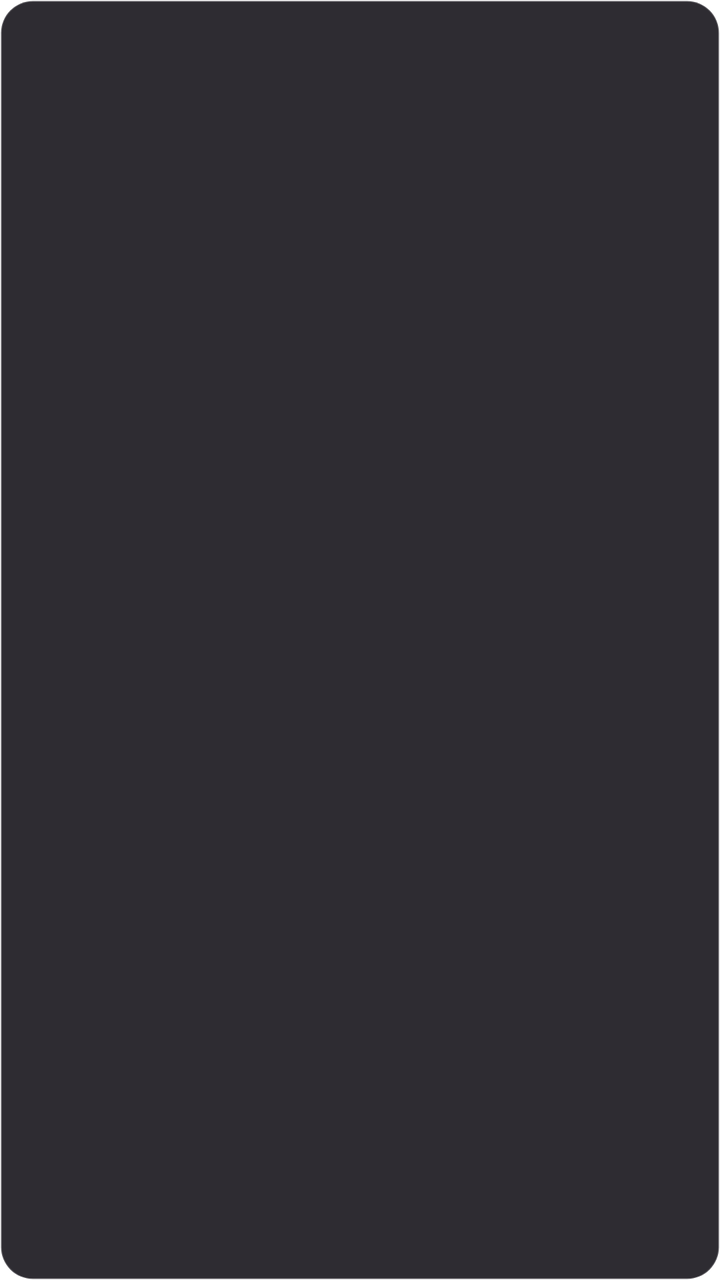
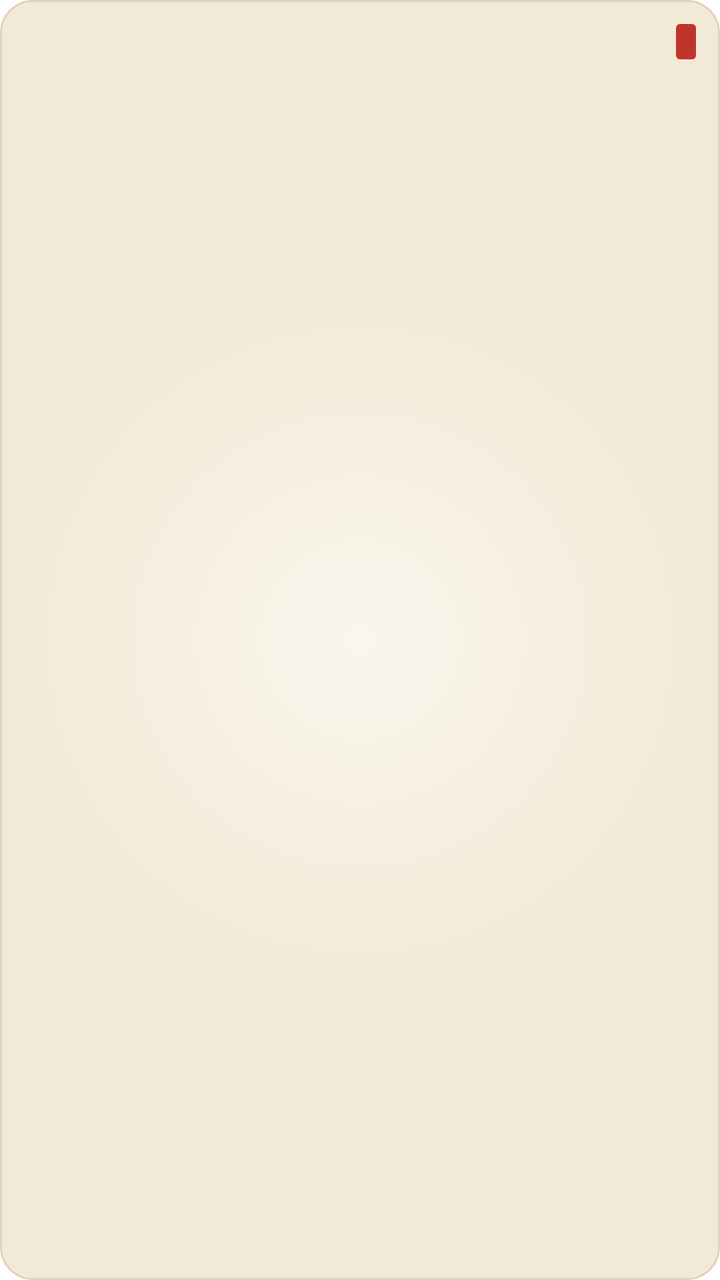

Two renders of the same Android screen: before a commit and after it. Below are the layout's source before the change and the commit's diff.
<!-- AndroidManifest.xml: fallback theme Theme.MaterialComponents.DayNight.NoActionBar -->
<!-- res/layout/daily_verse_widget.xml -->
<?xml version="1.0" encoding="utf-8"?>
<LinearLayout xmlns:android="http://schemas.android.com/apk/res/android"
    android:id="@+id/widget_container"
    android:layout_width="match_parent"
    android:layout_height="match_parent"
    android:background="@drawable/widget_background"
    android:orientation="vertical"
    android:padding="12dp">

    <LinearLayout
        android:layout_width="match_parent"
        android:layout_height="wrap_content"
        android:orientation="horizontal">

        <TextView
            android:id="@+id/text_app_title"
            android:layout_width="0dp"
            android:layout_height="wrap_content"
            android:layout_weight="1"
            android:textColor="#B3FFFFFF"
            android:textSize="11sp"
            android:textStyle="bold" />

        <TextView
            android:id="@+id/text_chapter_title"
            android:layout_width="wrap_content"
            android:layout_height="wrap_content"
            android:textColor="#FFFFFF"
            android:textSize="11sp"
            android:textStyle="bold" />
    </LinearLayout>

    <TextView
        android:id="@+id/text_verse"
        android:layout_width="match_parent"
        android:layout_height="0dp"
        android:layout_weight="1"
        android:gravity="center_vertical"
        android:paddingTop="4dp"
        android:paddingBottom="4dp"
        android:textColor="#FFFFFF"
        android:textSize="13sp" />

</LinearLayout>
<!-- resources referenced by this layout -->
<resources>
  <!-- drawable widget_background (drawable) -->
  <?xml version="1.0" encoding="utf-8"?>
  <shape xmlns:android="http://schemas.android.com/apk/res/android"
      android:shape="rectangle">
      <solid android:color="#F2232128" />
      <corners android:radius="16dp" />
      <stroke
          android:width="1dp"
          android:color="#33FFFFFF" />
  </shape>
</resources>

<!-- the commit's change to res/layout/daily_verse_widget.xml (unified diff, before → after) -->
@@ -4,41 +4,69 @@
     android:layout_width="match_parent"
     android:layout_height="match_parent"
     android:background="@drawable/widget_background"
-    android:orientation="vertical"
+    android:orientation="horizontal"
     android:padding="12dp">
 
     <LinearLayout
-        android:layout_width="match_parent"
-        android:layout_height="wrap_content"
-        android:orientation="horizontal">
+        android:layout_width="0dp"
+        android:layout_height="match_parent"
+        android:layout_weight="1"
+        android:orientation="vertical">
+
+        <LinearLayout
+            android:layout_width="match_parent"
+            android:layout_height="wrap_content"
+            android:gravity="center_vertical"
+            android:orientation="horizontal">
+
+            <TextView
+                android:id="@+id/text_app_title"
+                android:layout_width="0dp"
+                android:layout_height="wrap_content"
+                android:layout_weight="1"
+                android:textColor="@color/widget_text_title"
+                android:textSize="11sp"
+                android:textStyle="bold" />
+
+            <TextView
+                android:id="@+id/text_chapter_title"
+                android:layout_width="wrap_content"
+                android:layout_height="wrap_content"
+                android:background="@drawable/seal_background"
+                android:paddingHorizontal="5dp"
+                android:paddingVertical="2dp"
+                android:textColor="@color/widget_seal_text"
+                android:textSize="10sp"
+                android:textStyle="bold" />
+        </LinearLayout>
 
         <TextView
-            android:id="@+id/text_app_title"
-            android:layout_width="0dp"
-            android:layout_height="wrap_content"
+            android:id="@+id/text_verse"
+            android:layout_width="match_parent"
+            android:layout_height="0dp"
             android:layout_weight="1"
-            android:textColor="#B3FFFFFF"
-            android:textSize="11sp"
-            android:textStyle="bold" />
-
-        <TextView
-            android:id="@+id/text_chapter_title"
-            android:layout_width="wrap_content"
-            android:layout_height="wrap_content"
-            android:textColor="#FFFFFF"
-            android:textSize="11sp"
-            android:textStyle="bold" />
+            android:fontFamily="serif"
+            android:gravity="center_vertical"
+            android:lineSpacingExtra="3dp"
+            android:paddingTop="4dp"
+            android:paddingBottom="4dp"
+            android:textColor="@color/widget_text_verse"
+            android:textSize="13sp"
+            android:textStyle="italic" />
     </LinearLayout>
 
     <TextView
-        android:id="@+id/text_verse"
-        android:layout_width="match_parent"
-        android:layout_height="0dp"
-        android:layout_weight="1"
-        android:gravity="center_vertical"
-        android:paddingTop="4dp"
-        android:paddingBottom="4dp"
-        android:textColor="#FFFFFF"
-        android:textSize="13sp" />
+        android:id="@+id/text_decorative_column"
+        android:layout_width="wrap_content"
+        android:layout_height="match_parent"
+        android:fontFamily="serif"
+        android:gravity="center"
+        android:paddingStart="8dp"
+        android:paddingEnd="2dp"
+        android:text="@string/widget_decorative_characters"
+        android:textColor="@color/widget_decorative_text"
+        android:textSize="12sp"
+        android:textStyle="bold"
+        android:visibility="gone" />
 
 </LinearLayout>
<!-- resource entries referenced after the edit -->
@@ -1,14 +1,34 @@
 <!-- resources referenced by this layout -->
 <resources>
+  <color name="widget_decorative_text">#2E8C7B6B</color>
+  <color name="widget_seal_text">#FFFFFF</color>
+  <color name="widget_text_title">#2C221E</color>
+  <color name="widget_text_verse">#1C1613</color>
+  <!-- drawable seal_background (drawable) -->
+  <?xml version="1.0" encoding="utf-8"?>
+  <shape xmlns:android="http://schemas.android.com/apk/res/android"
+      android:shape="rectangle">
+      <solid android:color="@color/widget_seal_bg" />
+      <corners android:radius="2dp" />
+  </shape>
   <!-- drawable widget_background (drawable) -->
   <?xml version="1.0" encoding="utf-8"?>
   <shape xmlns:android="http://schemas.android.com/apk/res/android"
       android:shape="rectangle">
-      <solid android:color="#F2232128" />
+      <gradient
+          android:endColor="@color/widget_bg_edge"
+          android:gradientRadius="180dp"
+          android:startColor="@color/widget_bg_center"
+          android:type="radial" />
       <corners android:radius="16dp" />
       <stroke
           android:width="1dp"
-          android:color="#33FFFFFF" />
+          android:color="@color/widget_border" />
   </shape>
+  <string name="widget_decorative_characters">道\n德\n經</string>
+  <color name="widget_seal_bg">#C0352B</color>
+  <color name="widget_bg_edge">#F2EAD6</color>
+  <color name="widget_bg_center">#FAF6ED</color>
+  <color name="widget_border">#DFD3BC</color>
 </resources>
 
